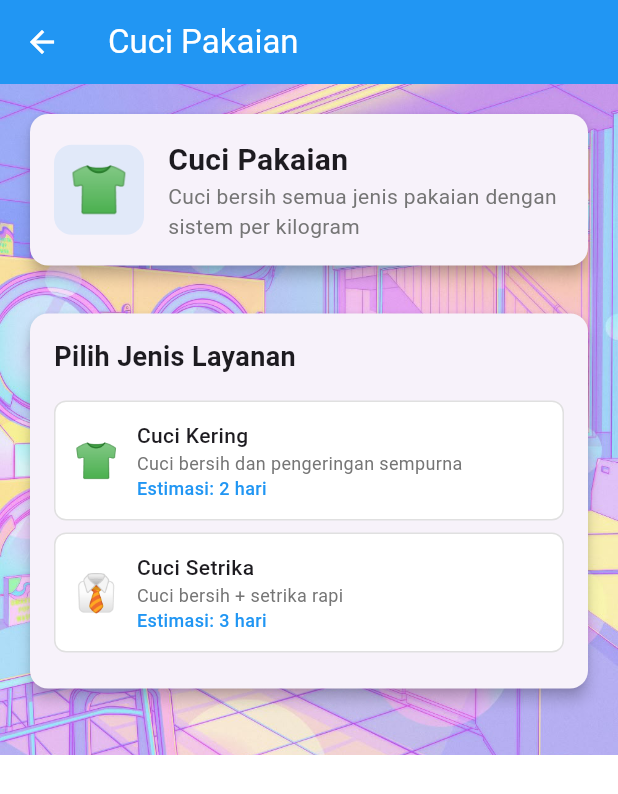
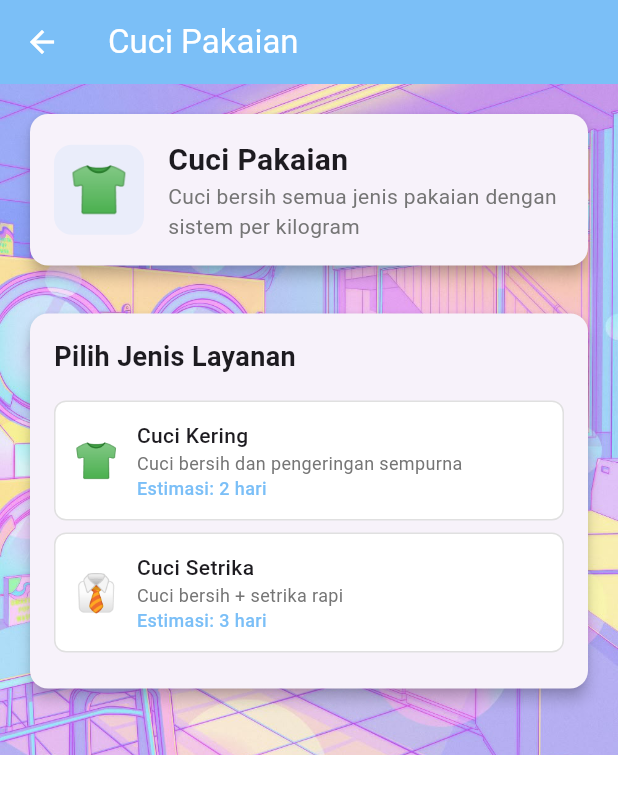
Before and after one commit to feliciaandaraaa/LaundryCuyyyyy, a Flutter app: the HomeScreen screen opened directly with empty values, after a tap on "Cuci Pakaian", on a phone screen of 412 x 824 dp. Shown: the top 794 px of the screen. Run offline on Flutter 3.47's test engine with Material 3 defaults, Android fonts, the phone set to English and light mode, and no system bars; our stand-ins replace glassmorphism_ui, loading_animation_widget, shared_preferences; missing offline and left inert: background; accounts and stored records are empty.

Commit message:
laundrycuy

```diff
--- a/lib/home_screen.dart
+++ b/lib/home_screen.dart
@@ -172,7 +172,9 @@ class _HomeScreenState extends State<HomeScreen> {
             height: 60,
             decoration: BoxDecoration(
               borderRadius: BorderRadius.circular(30),
-              border: Border.all(color: Colors.white.withOpacity(0.3)),
+              border: Border.all(
+                  color:
+                      const Color.fromARGB(255, 45, 202, 233).withOpacity(0.3)),
             ),
             child: ClipRRect(
               borderRadius: BorderRadius.circular(30),
@@ -195,7 +197,7 @@ class _HomeScreenState extends State<HomeScreen> {
                 Text(
                   'Halo, ${widget.username}!',
                   style: const TextStyle(
-                    color: Colors.white,
+                    color: Color.fromARGB(255, 255, 255, 255),
                     fontSize: 24,
                     fontWeight: FontWeight.bold,
                   ),
@@ -213,7 +215,8 @@ class _HomeScreenState extends State<HomeScreen> {
           // Logout button
           IconButton(
             onPressed: _logout,
-            icon: const Icon(Icons.logout, color: Colors.white),
+            icon: const Icon(Icons.logout,
+                color: Color.fromARGB(219, 50, 213, 72)),
             tooltip: 'Logout',
           ),
         ],
@@ -286,7 +289,7 @@ class _HomeScreenState extends State<HomeScreen> {
       gradient: LinearGradient(
         colors: [
           Colors.white.withOpacity(0.12),
-          Colors.white.withOpacity(0.04),
+          const Color.fromARGB(255, 221, 93, 93).withOpacity(0.04),
         ],
         begin: Alignment.topLeft,
         end: Alignment.bottomRight,
--- a/lib/models/laundry_service.dart
+++ b/lib/models/laundry_service.dart
@@ -2,7 +2,6 @@ import 'dart:convert';
 import 'package:flutter/material.dart';
 import 'package:aplikasitest1/models/base_model.dart';
 import 'package:aplikasitest1/models/laundry_item.dart';
-
 
 abstract class LaundryServiceBase extends BaseModel {
   String get name;
@@ -15,7 +14,6 @@ abstract class LaundryServiceBase extends BaseModel {
 
   int getEstimatedDays();
 }
-
 
 class LaundryService extends LaundryServiceBase implements Identifiable {
   final String _id;
@@ -38,7 +36,7 @@ class LaundryService extends LaundryServiceBase implements Identifiable {
     double multiplier = 1.0,
     int estimatedDays = 3,
     bool isActive = true,
-  }) : _id = id,
+  })  : _id = id,
         _name = name,
         _description = description,
         _icon = icon,
@@ -91,7 +89,7 @@ class LaundryService extends LaundryServiceBase implements Identifiable {
         name: 'Cuci Kering',
         description: 'Cuci bersih dan pengeringan sempurna',
         icon: '👕',
-        color: Colors.blue,
+        color: const Color.fromARGB(146, 139, 192, 236),
         category: LaundryCategory.pakaian,
         multiplier: 1.0,
         estimatedDays: 2,
@@ -114,7 +112,7 @@ class LaundryService extends LaundryServiceBase implements Identifiable {
         color: Colors.deepPurple,
         category: LaundryCategory.tas,
         multiplier: 1.5,
-      estimatedDays:6,
+        estimatedDays: 6,
       ),
       LaundryService(
         id: 'setrika-saja',
@@ -158,8 +156,6 @@ class LaundryService extends LaundryServiceBase implements Identifiable {
       ),
     ];
   }
-
-
 
   factory LaundryService.fromMap(Map<String, dynamic> map) {
     return LaundryService(
--- a/lib/view/admin_page.dart
+++ b/lib/view/admin_page.dart
@@ -1,4 +1,3 @@
-// views/admin_panel.dart
 import 'package:flutter/material.dart';
 import 'package:provider/provider.dart';
 import 'package:aplikasitest1/controllers/order_controller.dart';
--- a/lib/view/order_category_page.dart
+++ b/lib/view/order_category_page.dart
@@ -926,17 +926,17 @@ class _CategoryOrderPageState extends State<CategoryOrderPage> {
   Color _getCategoryColor() {
     switch (widget.category) {
       case LaundryCategory.pakaian:
-        return Colors.blue;
+        return const Color.fromARGB(255, 123, 191, 247);
       case LaundryCategory.tas:
-        return Colors.green;
+        return const Color.fromARGB(255, 144, 212, 146);
       case LaundryCategory.sepatu:
-        return Colors.orange;
+        return const Color.fromARGB(255, 221, 126, 221);
       case LaundryCategory.kering:
-        return Colors.purple;
+        return const Color.fromARGB(255, 217, 84, 247);
       case LaundryCategory.setrika:
-        return Colors.red;
+        return const Color.fromARGB(255, 234, 135, 128);
       case LaundryCategory.karpet:
-        return Colors.teal;
+        return const Color.fromARGB(255, 59, 214, 199);
     }
   }
 
```
Also changed, not shown: lib/main.dart (+8 -6 lines), lib/services/auth_service.dart (+150 -13 lines), lib/splash_screen.dart (+45 -3 lines). Lines whose indentation alone changed are shown as unchanged.
